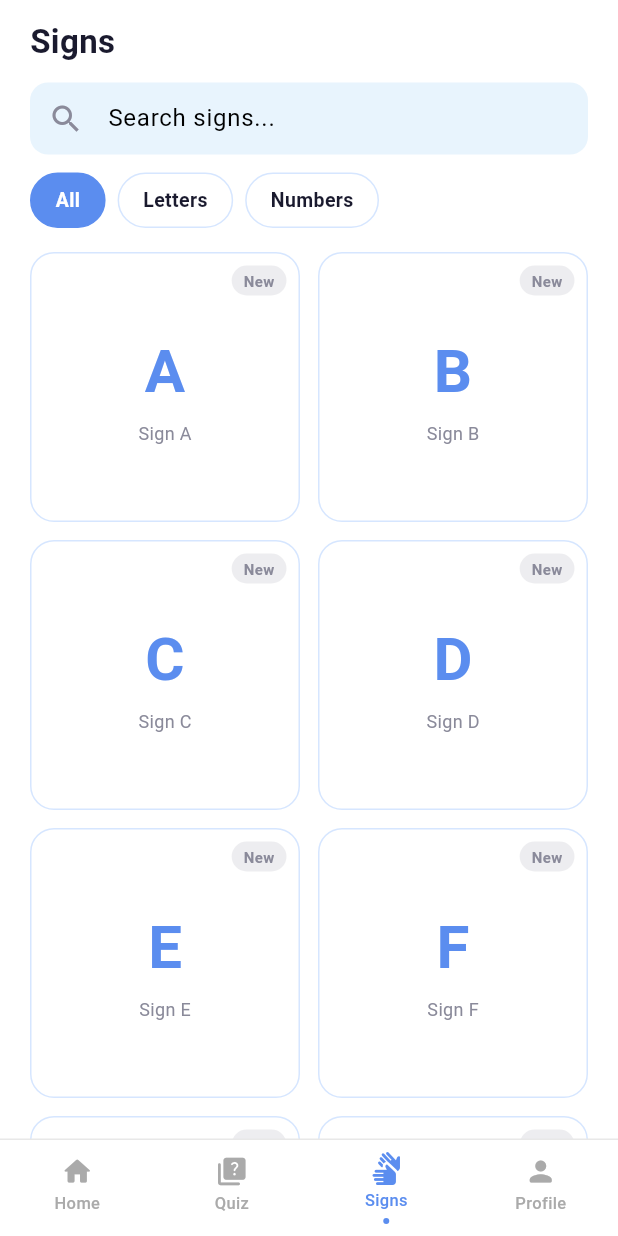
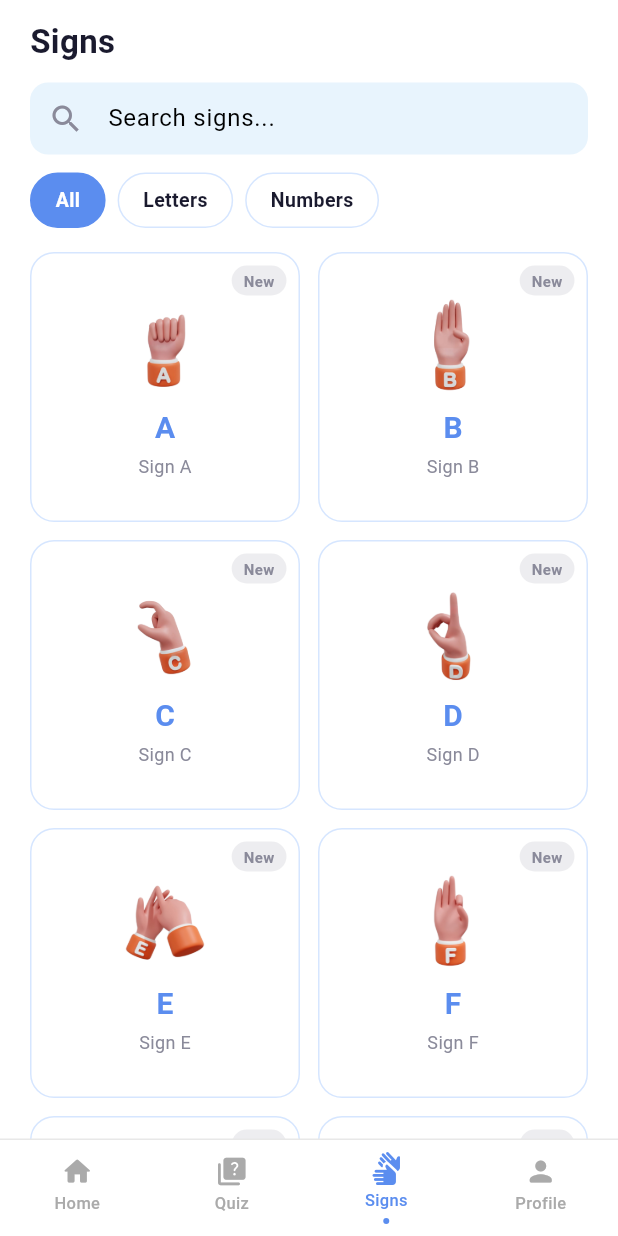
Before and after one commit to yunityn929-coder/asl-sign-recognition-app, a Flutter app: the SignsScreen screen opened by its route, on a phone screen of 412 x 824 dp. Run offline on Flutter 3.47's test engine with Material 3 defaults, Android fonts, the light colour scheme and no system bars; our stand-ins replace camera, cloud_firestore, firebase_auth, firebase_core, flutter_riverpod, flutter_tts and 4 more; missing offline and left inert: tflite_flutter; accounts and stored records are empty; network calls fail.

Commit message:
Add hand model sign and remove unused flutter_3d_controller

```diff
--- a/lib/screens/signs/signs_screen.dart
+++ b/lib/screens/signs/signs_screen.dart
@@ -5,6 +5,7 @@ import 'package:go_router/go_router.dart';
 import '../../core/constants/app_colors.dart';
 import '../../data/lesson_definitions.dart';
 import '../../providers/auth_provider.dart';
+import '../../services/quiz_service.dart';
 import '../../providers/user_provider.dart';
 
 const List<String> _kLetters = [
@@ -175,7 +176,13 @@ class _SignsScreenState extends ConsumerState<SignsScreen> {
           child: Column(
             mainAxisSize: MainAxisSize.min,
             children: [
-              Container(
+              kAvailableSigns.contains(sign)
+                  ? Image.asset(
+                      '$kSignImagePath$sign.png',
+                      height: 160,
+                      fit: BoxFit.contain,
+                    )
+                  : Container(
                       width: 96,
                       height: 96,
                       alignment: Alignment.center,
@@ -255,6 +262,8 @@ class _SignCard extends StatelessWidget {
   final VoidCallback onTap;
   const _SignCard({required this.sign, required this.accuracy, required this.onTap});
 
+  bool get _hasImage => kAvailableSigns.contains(sign);
+
   @override
   Widget build(BuildContext context) {
     return GestureDetector(
@@ -270,7 +279,22 @@ class _SignCard extends StatelessWidget {
             Center(
               child: Column(
                 mainAxisAlignment: MainAxisAlignment.center,
-                children: [
+                children: _hasImage
+                    ? [
+                        Image.asset(
+                          '$kSignImagePath$sign.png',
+                          height: 70,
+                          fit: BoxFit.contain,
+                        ),
+                        const SizedBox(height: 4),
+                        Text(sign,
+                            style: const TextStyle(
+                                fontSize: 20, fontWeight: FontWeight.bold, color: AppColors.primary)),
+                        const SizedBox(height: 2),
+                        Text('Sign $sign',
+                            style: const TextStyle(fontSize: 12, color: AppColors.textSecondary)),
+                      ]
+                    : [
                         Text(sign,
                             style: const TextStyle(
                                 fontSize: 40, fontWeight: FontWeight.bold, color: AppColors.primary)),
--- a/pubspec.yaml
+++ b/pubspec.yaml
@@ -14,9 +14,6 @@ dependencies:
   camera: ^0.11.0
   google_mlkit_commons: ^0.9.0
   tflite_flutter: ^0.12.0
-
-  # 3D Rendering
-  flutter_3d_controller: ^2.3.0
 
   # Firebase
   firebase_core: ^3.0.0
```
Also changed, not shown: lib/screens/lesson/widgets/learn_mode_body.dart (+13 -1 lines), pubspec.lock. Lines whose indentation alone changed are shown as unchanged.
